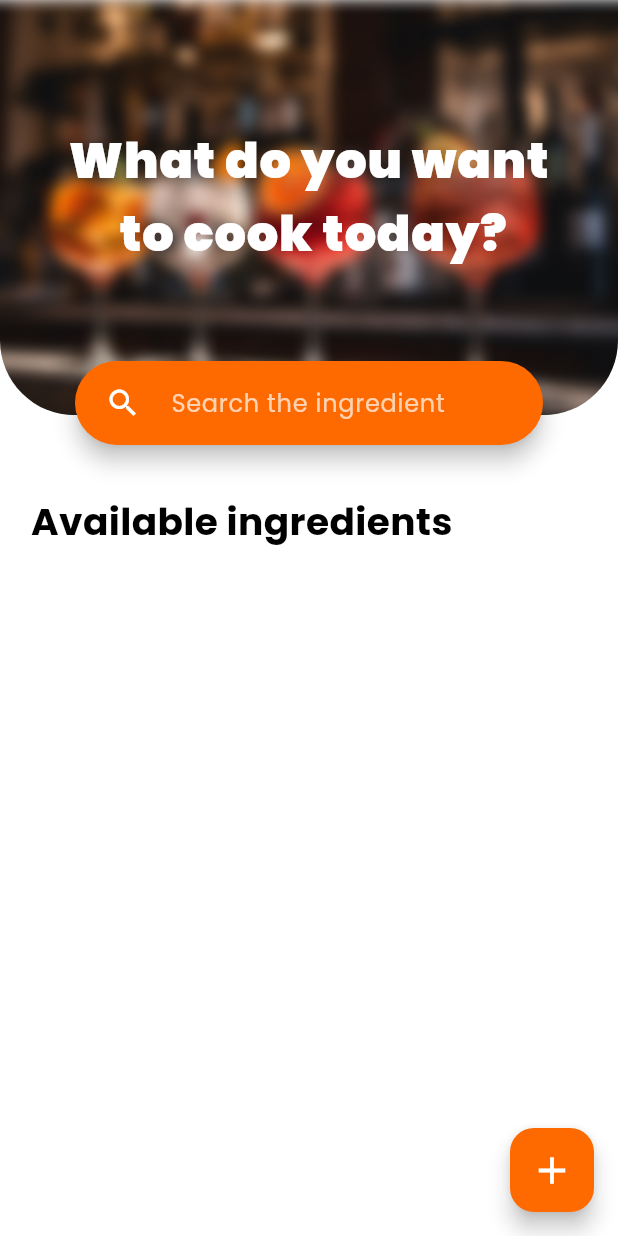
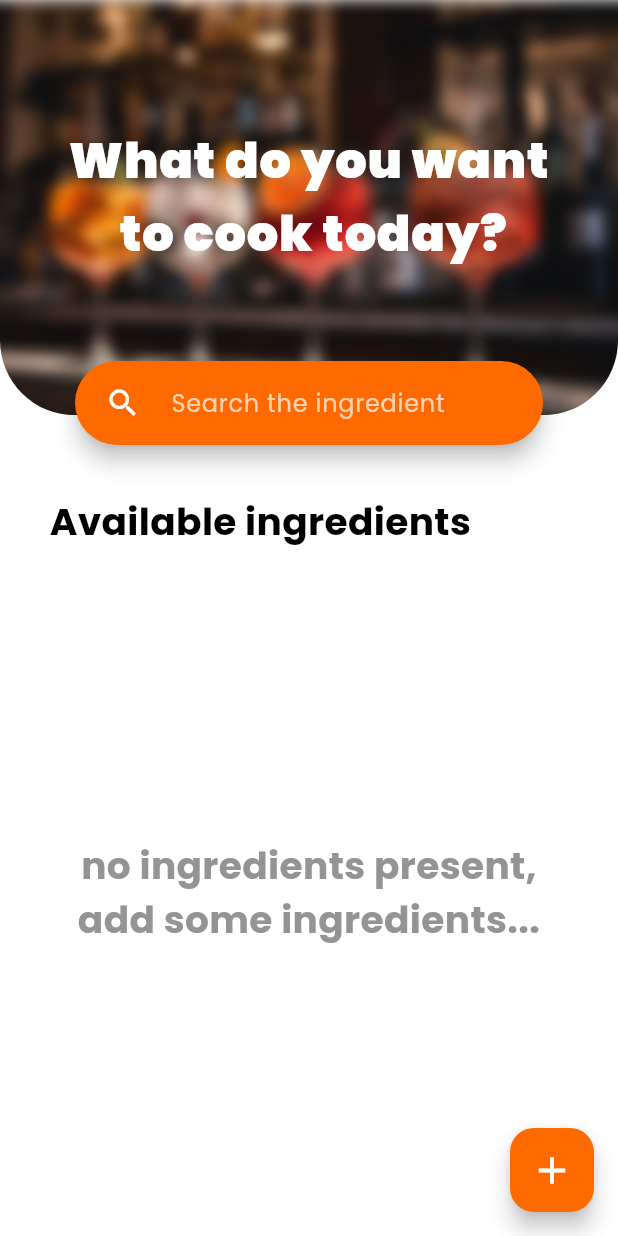
Before and after one commit to simonedibiase/MyCocktailsBar, a Flutter app: the Ingredients screen opened directly, on a phone screen of 412 x 824 dp. Run offline on Flutter 3.47's test engine with Material 3 defaults, Android fonts, the phone set to English and light mode, and no system bars; our stand-ins replace auto_size_text, flutter_riverpod, fluttertoast, google_fonts, sqflite; missing offline and left inert: mobile_scanner; accounts and stored records are empty.

Commit message:
update to view the list of ingredients

```diff
--- a/lib/screen/ingredients.dart
+++ b/lib/screen/ingredients.dart
@@ -1,48 +1,94 @@
 import 'package:flutter/material.dart';
+import 'package:flutter_riverpod/flutter_riverpod.dart';
+import 'package:my_coctails_bar/models/ingredient.dart';
+import 'package:my_coctails_bar/providers/user_ingredient.dart';
 import 'package:my_coctails_bar/screen/scanner.dart';
+import 'package:my_coctails_bar/widget/ingredient_tile.dart';
 import 'package:my_coctails_bar/widget/my_search_bar.dart';
-import 'package:mobile_scanner/mobile_scanner.dart';
 
-class Ingredients extends StatefulWidget {
+class Ingredients extends ConsumerWidget {
   const Ingredients({super.key});
 
   @override
-  State<Ingredients> createState() => _IngredientsState();
-}
+  Widget build(BuildContext context, WidgetRef ref) {
+    final screenWidth = MediaQuery.of(context).size.width;
+    final screenHeight = MediaQuery.of(context).size.height;
+    final ingredients = ref.watch(userIngredientsProvider);
+    final ingredientsNotifier = ref.read(userIngredientsProvider.notifier);
 
-class _IngredientsState extends State<Ingredients> {
-  @override
-  Widget build(BuildContext context) {
-    final screenHeight = MediaQuery.of(context).size.height;
-    final screenWidth = MediaQuery.of(context).size.width;
+    void _removeIngredientWithUndo(Ingredient ingredient) {
+
+      ScaffoldMessenger.of(context).clearSnackBars();
+      ScaffoldMessenger.of(context).showSnackBar(
+        SnackBar(
+          duration: const Duration(seconds: 3),
+          elevation: screenHeight * 0.5,
+          content: Text(
+            'Ingredient removed!',
+            style: Theme.of(context).textTheme.bodySmall,
+          ),
+          action: SnackBarAction(
+            label: 'Cancel',
+            onPressed: () {
+              ingredientsNotifier.addIngredient(ingredient);
+            },
+          ),
+        ),
+      );
+    }
 
     return Scaffold(
       body: Column(
         children: [
           MySearchBar(),
-          Container(
-            width: screenWidth * 0.9,
-            alignment: Alignment.centerLeft,
-            child: Column(
-              mainAxisAlignment: MainAxisAlignment.start,
-              children: [
-                Text(
-                  'Available ingredients',
-                  style: Theme.of(context).textTheme.bodyMedium,
-                ),
-              ],
+          Padding(
+            padding: EdgeInsets.symmetric(horizontal: screenWidth * 0.08),
+            child: Container(
+              width: double.infinity,
+              child: Text(
+                'Available ingredients',
+                style: Theme.of(context).textTheme.bodyMedium,
+                textAlign: TextAlign.left,
+              ),
             ),
+          ),
+          Expanded(
+            child:
+                ingredients.isEmpty
+                    ? const Center(
+                      child: Text(
+                        'no ingredients present, \nadd some ingredients...',
+                        textAlign: TextAlign.center,
+                        style: TextStyle(
+                          color: Color.fromARGB(255, 148, 148, 148),
+                        ),
+                      ),
+                    )
+                    : ListView.separated(
+                      padding: const EdgeInsets.all(15),
+                      itemCount: ingredients.length,
+                      separatorBuilder:
+                          (context, index) => const SizedBox(height: 15),
+                      itemBuilder: (context, index) {
+                        final ingredient = ingredients[index];
+                        return IngredientTile(
+                          ingredient,
+                          onDelete: () {
+                            ingredientsNotifier.removeIngredient(ingredient);
+                            _removeIngredientWithUndo(ingredient);
+                          },
+                        );
+                      },
+                    ),
           ),
         ],
       ),
-
       floatingActionButton: FloatingActionButton(
         onPressed: () async {
           final result = await Navigator.push(
             context,
             MaterialPageRoute(builder: (context) => const Scanner()),
           );
-
         },
         backgroundColor: const Color.fromARGB(255, 255, 106, 0),
         child: const Icon(Icons.add, color: Colors.white, size: 30),
```
